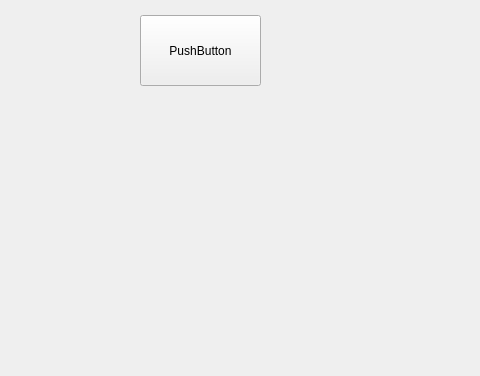
First picture: the form in examples/testgui/Errors/errors.ui, repository jethornton/flexgui, before the edit; both pictures show x 0 to 480 and y 224 to 600 of the 800 by 600 pixel window.
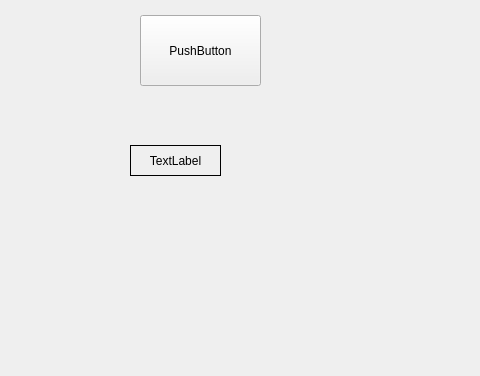
Second picture: the form after the edit.

What changed in the file:
```diff
--- a/examples/testgui/Errors/errors.ui
+++ b/examples/testgui/Errors/errors.ui
@@ -71,6 +71,37 @@
      <string>hal-led-lb</string>
     </property>
    </widget>
+   <widget class="QLabel" name="time_0_lb">
+    <property name="geometry">
+     <rect>
+      <x>130</x>
+      <y>350</y>
+      <width>91</width>
+      <height>31</height>
+     </rect>
+    </property>
+    <property name="frameShape">
+     <enum>QFrame::Box</enum>
+    </property>
+    <property name="text">
+     <string>TextLabel</string>
+    </property>
+    <property name="alignment">
+     <set>Qt::AlignCenter</set>
+    </property>
+    <property name="function" stdset="0">
+     <string>hal_watch_time</string>
+    </property>
+    <property name="hours" stdset="0">
+     <string>time.0.hours</string>
+    </property>
+    <property name="minutes" stdset="0">
+     <string>time.0.minutes</string>
+    </property>
+    <property name="seconds" stdset="0">
+     <string>time.0.seconds</string>
+    </property>
+   </widget>
   </widget>
   <widget class="QMenuBar" name="menubar">
    <property name="geometry">
```
